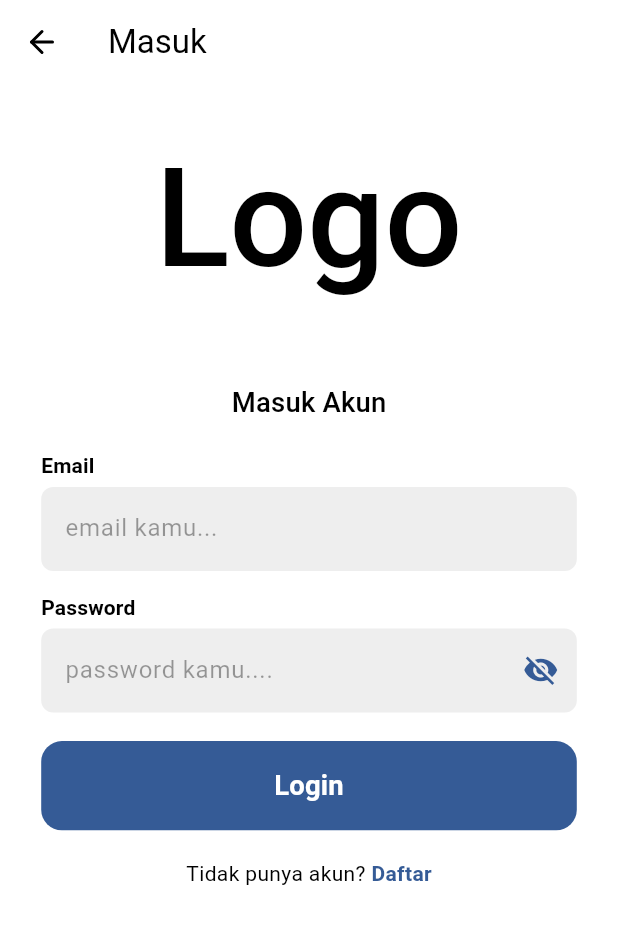
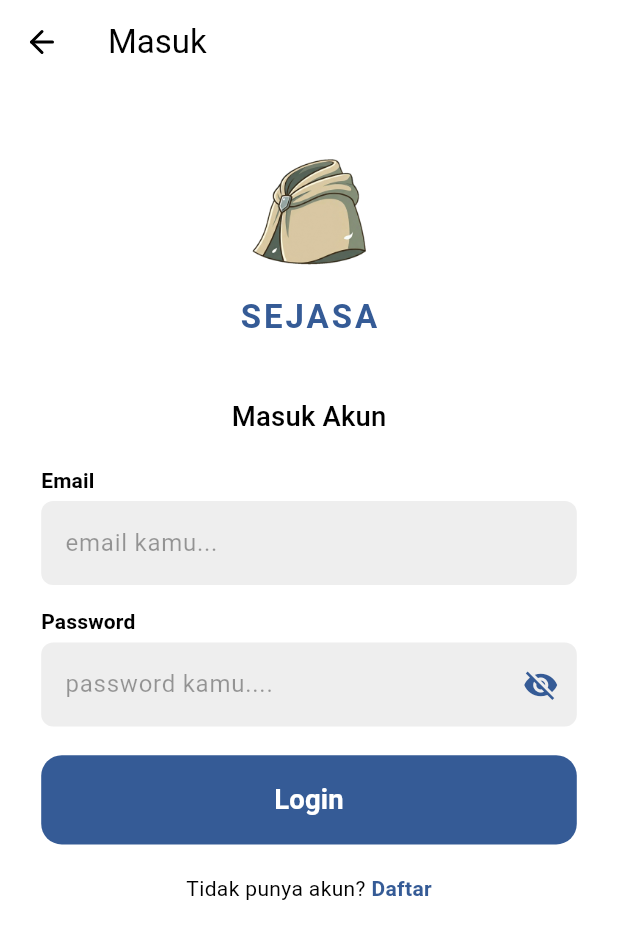
Before and after one commit to Ariyalex/SEJASA, a Flutter app: the LoginScreen screen opened by its route, on a phone screen of 412 x 824 dp. Shown: the top 939 px of the screen. Run offline on Flutter 3.47's test engine with Material 3 defaults, Android fonts, the phone set to English and light mode, and no system bars; drawn by our look-alikes of toastification; our stand-ins replace bloc_concurrency, connectivity_plus, dio, dropdown_search, equatable, file_picker and 20 more; missing offline and left inert: flutter_quill, wolt_modal_sheet; accounts and stored records are empty; network calls fail.

Commit message:
Add LogoWidget for displaying application logo
- Created a new LogoWidget class that extends StatelessWidget.
- The widget takes optional width and height parameters.
- Utilizes Image.asset to display the logo from assets.

```diff
--- a/lib/core/routes/app_router.dart
+++ b/lib/core/routes/app_router.dart
@@ -34,6 +34,7 @@ import 'package:sejasa/modules/search/bloc/search_bloc.dart';
 import 'package:sejasa/modules/search/bloc/search_event.dart';
 import 'package:sejasa/modules/search/view/search_initial_screen.dart';
 import 'package:sejasa/modules/search/view/search_result_screen.dart';
+import 'package:sejasa/domain/value_objects/account_type.dart';
 
 import 'package:sejasa/modules/splash/view/splash_screen.dart';
 import 'package:sejasa/modules/profil_project/view/edit_profile_screen.dart';
@@ -95,7 +96,10 @@ class AppRouter {
       GoRoute(
         path: '/register',
         name: RouteNamed.register,
-        builder: (context, state) => const RegisterScreen(),
+        builder: (context, state) {
+          final accountType = state.extra as AccountType?;
+          return RegisterScreen(accountType: accountType ?? AccountType.personal);
+        },
       ),
       GoRoute(
         path: '/guest',
--- /dev/null
+++ b/lib/core/widgets/logo_widget.dart
@@ -0,0 +1,16 @@
+import 'package:flutter/material.dart';
+
+class LogoWidget extends StatelessWidget {
+  final double? width;
+  final double? height;
+  const LogoWidget({super.key, this.width, this.height});
+
+  @override
+  Widget build(BuildContext context) {
+    return Image.asset(
+      'assets/logo.png',
+      width: width,
+      height: height,
+    );
+  }
+}
--- a/lib/data/payloads/register_payload.dart
+++ b/lib/data/payloads/register_payload.dart
@@ -3,7 +3,7 @@ class RegisterPayload {
   final String email;
   final String password1;
   final String password2;
-  final String gender;
+  final String? gender;
   final String accountType;
   final double latitude;
   final double longitude;
@@ -13,7 +13,7 @@ class RegisterPayload {
     required this.email,
     required this.password1,
     required this.password2,
-    required this.gender,
+    this.gender,
     required this.latitude,
     required this.longitude,
     required this.accountType,
@@ -25,7 +25,7 @@ class RegisterPayload {
       'email': email,
       'password1': password1,
       'password2': password2,
-      'gender': gender,
+      if (gender != null && gender!.isNotEmpty) 'gender': gender,
       'account_type': accountType,
       'latitude': latitude,
       'longitude': longitude,
--- a/lib/domain/entities/user_entity.dart
+++ b/lib/domain/entities/user_entity.dart
@@ -6,7 +6,7 @@ class UserEntity extends Equatable {
   final String id;
   final String name;
   final String email;
-  final GenderType gender;
+  final GenderType? gender;
   final double rating;
   final String? description;
   final String? contact;
@@ -20,16 +20,14 @@ class UserEntity extends Equatable {
     required this.id,
     required this.name,
     required this.email,
-    required this.gender,
+    this.gender,
     required this.rating,
     this.description,
     this.contact,
     this.address,
     required this.latitude,
     required this.longitude,
-
     this.profilePicture,
-
     this.skills,
   });
 
--- a/lib/modules/auth/bloc/auth_event.dart
+++ b/lib/modules/auth/bloc/auth_event.dart
@@ -1,5 +1,5 @@
 import 'package:equatable/equatable.dart';
-import 'package:sejasa/data/models/user_model.dart';
+import 'package:sejasa/domain/entities/user_entity.dart';
 import 'package:sejasa/data/payloads/profile_update_payload.dart';
 import 'package:sejasa/data/payloads/register_payload.dart';
 
@@ -41,7 +41,7 @@ class AuthLogoutRequested extends AuthEvent {
 class AuthCheckRequested extends AuthEvent {}
 
 class AuthUserUpdated extends AuthEvent {
-  final UserModel user;
+  final UserEntity user;
   const AuthUserUpdated(this.user);
 
   @override
--- a/lib/modules/auth/bloc/auth_state.dart
+++ b/lib/modules/auth/bloc/auth_state.dart
@@ -1,5 +1,5 @@
 import 'package:equatable/equatable.dart';
-import 'package:sejasa/data/models/user_model.dart';
+import 'package:sejasa/domain/entities/user_entity.dart';
 
 enum AuthStatus {
   initial,
@@ -12,14 +12,14 @@ enum AuthStatus {
 
 class AuthState extends Equatable {
   final AuthStatus status;
-  final UserModel? user;
+  final UserEntity? user;
   final String? message;
 
   const AuthState({this.status = AuthStatus.initial, this.user, this.message});
 
   AuthState copyWith({
     AuthStatus? status,
-    UserModel? user,
+    UserEntity? user,
     String? message,
     bool clearMessage = false,
     bool clearUser = false,
--- a/lib/modules/auth/view/login_screen.dart
+++ b/lib/modules/auth/view/login_screen.dart
@@ -6,6 +6,7 @@ import 'package:go_router/go_router.dart';
 import 'package:lucide_icons_flutter/lucide_icons.dart';
 import 'package:sejasa/core/routes/route_named.dart';
 import 'package:sejasa/core/widgets/my_text_field.dart';
+import 'package:sejasa/core/widgets/logo_widget.dart';
 import 'package:sejasa/domain/value_objects/account_type.dart';
 import 'package:sejasa/modules/auth/bloc/auth_bloc.dart';
 import 'package:sejasa/modules/auth/bloc/auth_event.dart';
@@ -74,17 +75,23 @@ class LoginScreen extends HookWidget {
                 children: [
                   SizedBox(height: 16.h),
 
-                  // Logo placeholder — ganti dengan asset logo SEJASA jika sudah tersedia
                   Center(
-                    child: Text(
-                      'Logo',
-                      style: theme.textTheme.displayLarge?.copyWith(
-                        fontWeight: FontWeight.w500,
-                        fontSize: 80.sp,
-                      ),
+                    child: Column(
+                      children: [
+                        LogoWidget(width: 80.w, height: 80.h),
+                        const SizedBox(height: 8),
+                        Text(
+                          'SEJASA',
+                          style: theme.textTheme.titleLarge?.copyWith(
+                            fontWeight: FontWeight.bold,
+                            letterSpacing: 2.0,
+                            color: theme.colorScheme.primary,
+                          ),
+                        ),
+                      ],
                     ),
                   ),
-                  SizedBox(height: 48.h),
+                  SizedBox(height: 32.h),
 
                   Center(
                     child: Text(
--- a/lib/modules/chat/widgets/chat_tile.dart
+++ b/lib/modules/chat/widgets/chat_tile.dart
@@ -1,6 +1,7 @@
 import 'package:flutter/material.dart';
 import 'package:intl/intl.dart';
 import 'package:lucide_icons_flutter/lucide_icons.dart';
+import 'package:sejasa/core/config/app_config.dart';
 import 'package:sejasa/domain/entities/list_chat_item_entity.dart';
 import 'package:sejasa/domain/value_objects/participant_status_type.dart';
 import 'package:sejasa/domain/value_objects/project_status.dart';
@@ -48,7 +49,7 @@ class ChatTile extends StatelessWidget {
         radius: 26,
         backgroundColor: colorScheme.primaryContainer,
         backgroundImage: chat.user.image != null
-            ? NetworkImage(chat.user.image!)
+            ? NetworkImage(AppConfig.baseUrl + chat.user.image!)
             : null,
         child: chat.user.image == null
             ? Icon(LucideIcons.user, color: colorScheme.onPrimaryContainer)
--- a/lib/modules/dashboard_project/view/dashboard_screen.dart
+++ b/lib/modules/dashboard_project/view/dashboard_screen.dart
@@ -6,6 +6,7 @@ import 'package:go_router/go_router.dart';
 import 'package:latlong2/latlong.dart';
 import 'package:lucide_icons_flutter/lucide_icons.dart';
 import 'package:sejasa/core/routes/route_named.dart';
+import 'package:sejasa/core/widgets/logo_widget.dart';
 import 'package:sejasa/core/widgets/my_outline_button.dart';
 import 'package:sejasa/modules/dashboard_project/bloc/dashboard_project_bloc.dart';
 import 'package:sejasa/modules/dashboard_project/bloc/dashboard_project_event.dart';
@@ -78,7 +79,7 @@ class DashboardScreen extends HookWidget {
             headerSliverBuilder: (context, innerBoxIsScrolled) {
               return [
                 SliverAppBar(
-                  leading: const FlutterLogo(),
+                  leading: LogoWidget(),
                   title: Text(
                     "SEJASA",
                     style: theme.textTheme.titleLarge?.copyWith(
@@ -218,7 +219,7 @@ class DashboardScreen extends HookWidget {
                     controller: tabBarController,
                     children: [
                       state.latitude == null
-                           ? Center(
+                          ? Center(
                               child: Column(
                                 mainAxisAlignment: MainAxisAlignment.center,
                                 children: [
--- a/lib/modules/splash/view/splash_screen.dart
+++ b/lib/modules/splash/view/splash_screen.dart
@@ -2,8 +2,10 @@ import 'package:flutter/material.dart';
 import 'package:flutter_bloc/flutter_bloc.dart';
 import 'package:flutter_hooks/flutter_hooks.dart';
 import 'package:go_router/go_router.dart';
+import 'package:flutter_screenutil/flutter_screenutil.dart';
 import 'package:sejasa/core/routes/route_named.dart';
 import 'package:sejasa/core/services/connectivity_service.dart';
+import 'package:sejasa/core/widgets/logo_widget.dart';
 import 'package:sejasa/modules/auth/bloc/auth_bloc.dart';
 import 'package:sejasa/modules/auth/bloc/auth_state.dart';
 
@@ -28,7 +30,7 @@ class SplashScreen extends HookWidget {
         child: Column(
           mainAxisAlignment: MainAxisAlignment.center,
           children: [
-            const FlutterLogo(size: 100),
+            LogoWidget(width: 120.w, height: 120.h),
             const SizedBox(height: 24),
             const CircularProgressIndicator(),
             const SizedBox(height: 16),
--- a/pubspec.yaml
+++ b/pubspec.yaml
@@ -68,6 +68,7 @@ dependencies:
   open_filex: ^4.7.0
   intl: ^0.20.2
   flutter_screenutil: ^5.9.3
+  image_cropper: ^12.2.1
 
 dev_dependencies:
   flutter_test:
@@ -93,6 +94,7 @@ flutter:
   # To add assets to your application, add an assets section, like this:
   assets:
     - .env
+    - assets/
 
   # An image asset can refer to one or more resolution-specific "variants", see
   # https://flutter.dev/to/resolution-aware-images
```
Also changed, not shown: lib/core/widgets/project_item_widget.dart (+12 -2 lines), lib/data/models/user_model.dart (+8 -6 lines), lib/modules/auth/bloc/auth_bloc.dart (+33 -18 lines), lib/modules/auth/view/register_screen.dart (+16 -9 lines), lib/modules/profil_project/view/edit_profile_screen.dart (+36 -7 lines), lib/modules/profil_project/view/profil_screen.dart (+9 -6 lines), lib/modules/profil_project/widgets/profil_information.dart (+5 -7 lines), lib/modules/search/widgets/user_item_widget.dart (+17 -7 lines), assets/logo.png (added), pubspec.lock, 22 other files.
